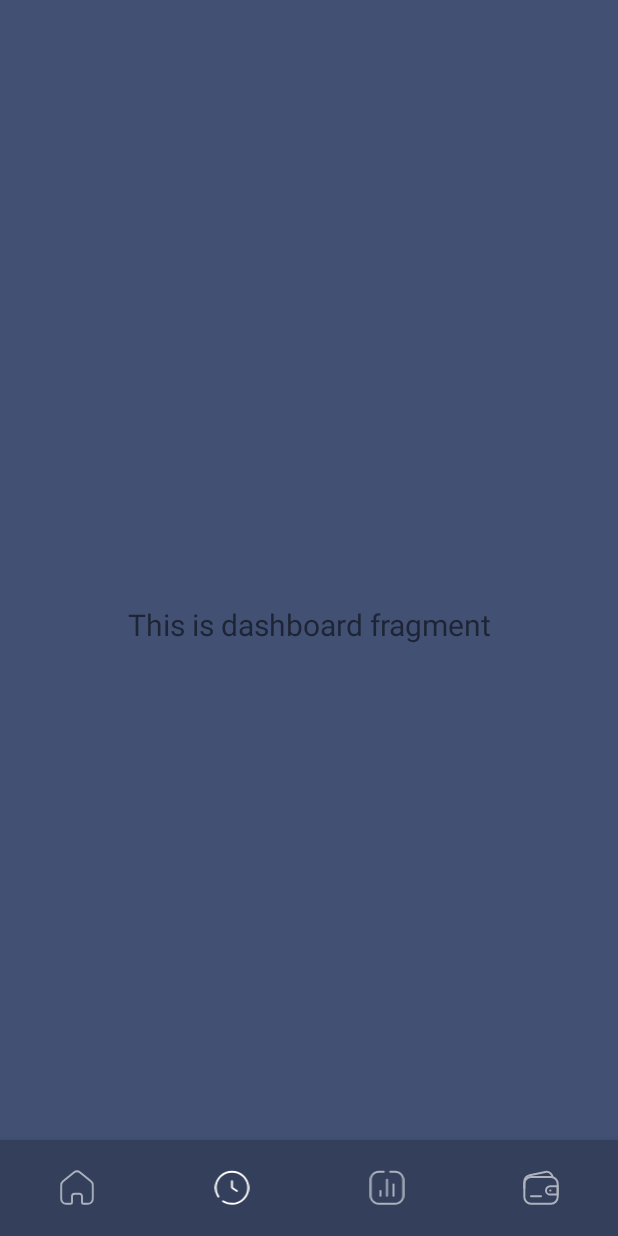
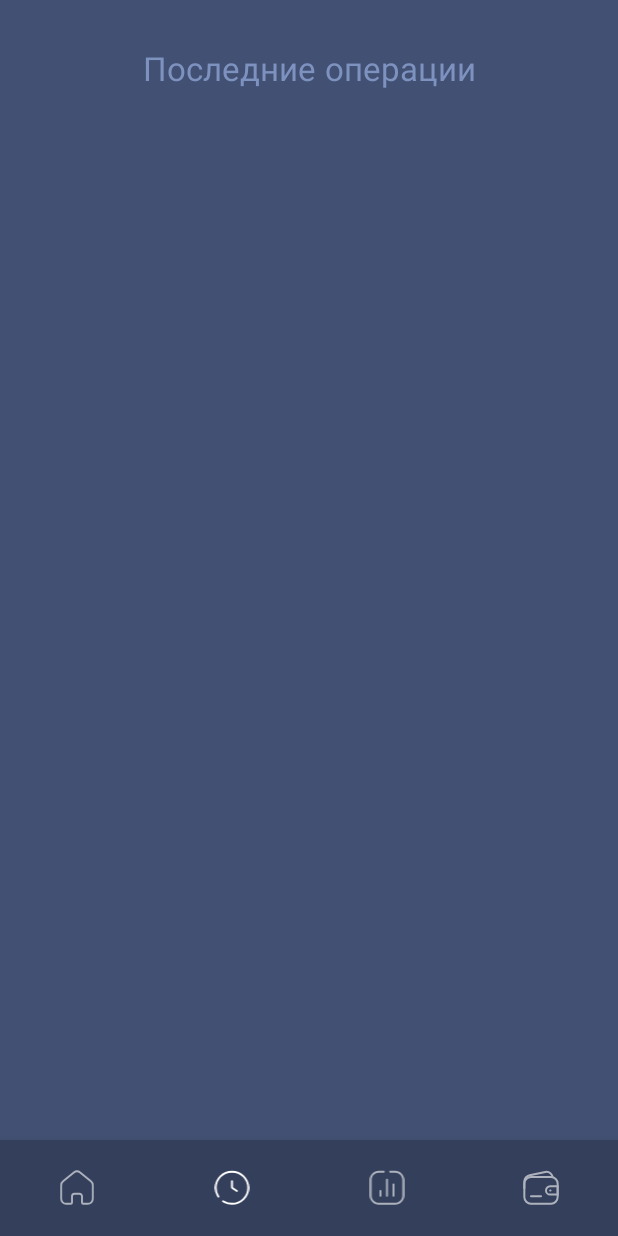
Before and after one commit to denminkevich/MyMoneyAndroid, an Android app: the DashboardFragment screen opened through its navigation route, on a phone screen of 412 x 824 dp. Run offline under Robolectric (Android 15) with nearby library versions, the phone set to English and light mode, and no system bars; our stand-ins replace navigation-ui.

Commit message:
operation fragment is ready

```diff
--- /dev/null
+++ b/app/src/main/java/com/example/mymoney/ListAdapter.java
@@ -0,0 +1,81 @@
+package com.example.mymoney;
+
+import android.annotation.SuppressLint;
+import android.content.Context;
+import android.os.Build;
+import android.view.LayoutInflater;
+import android.view.View;
+import android.view.ViewGroup;
+import android.widget.ArrayAdapter;
+import android.widget.ImageButton;
+import android.widget.ImageView;
+import android.widget.TextView;
+
+import androidx.annotation.RequiresApi;
+import androidx.constraintlayout.widget.ConstraintLayout;
+
+import java.text.SimpleDateFormat;
+import java.time.LocalDate;
+import java.time.format.DateTimeFormatter;
+import java.util.ArrayList;
+import java.util.Collection;
+import java.util.Collections;
+
+public class ListAdapter extends ArrayAdapter<OperatesGroup> {
+
+    private LayoutInflater inflater;
+    private int layout;
+    private ArrayList<OperatesGroup> operList;
+
+    public ListAdapter(Context context, int resource, ArrayList<OperatesGroup> operates) {
+        super(context, resource, operates);
+        Collections.reverse(operates);
+        this.operList = operates;
+        this.layout = resource;
+        this.inflater = LayoutInflater.from(context);
+    }
+    @RequiresApi(api = Build.VERSION_CODES.O)
+    @SuppressLint("ResourceAsColor")
+    public View getView(int position, View convertView, ViewGroup parent) {
+        final ViewHolder viewHolder;
+        if(convertView==null){
+            convertView = inflater.inflate(this.layout, parent, false);
+            viewHolder = new ViewHolder(convertView);
+            convertView.setTag(viewHolder);
+        }
+        else{
+            viewHolder = (ViewHolder) convertView.getTag();
+        }
+
+        final OperatesGroup operates = operList.get(position);
+
+        LocalDate date = operates.getDate();
+        DateTimeFormatter formatter = DateTimeFormatter.ofPattern("dd-MM-yyyy");
+        String stringDate = date.format(formatter);
+
+        if (operates.getCount() > 0) {
+            viewHolder.countView.setTextColor(getContext().getResources().getColor(R.color.lightBlue));
+            viewHolder.countView.setText("+" + String.valueOf(operates.getCount()) + " Br");
+        } else {
+            viewHolder.countView.setText(String.valueOf(operates.getCount()) + " Br");
+        }
+
+        viewHolder.nameView.setText(operates.getOperName());
+        viewHolder.dateView.setText(stringDate);
+        viewHolder.imageRecView.setImageResource(operates.getImg());
+
+        return convertView;
+    }
+
+    private class ViewHolder {
+        final TextView nameView, dateView, countView;
+        final ImageView imageRecView;
+
+        ViewHolder(View view){
+            dateView = (TextView) view.findViewById(R.id.operDate);
+            nameView = (TextView) view.findViewById(R.id.operName);
+            countView = (TextView) view.findViewById(R.id.operCount);
+            imageRecView = (ImageView) view.findViewById(R.id.operImg);
+        }
+    }
+}
--- a/app/src/main/java/com/example/mymoney/MainActivity.java
+++ b/app/src/main/java/com/example/mymoney/MainActivity.java
@@ -21,16 +21,21 @@ import androidx.navigation.ui.AppBarConfiguration;
 import androidx.navigation.ui.NavigationUI;
 
 import java.util.ArrayList;
+import java.util.Date;
 
 public class MainActivity extends AppCompatActivity {
 
     ArrayList<ExpensesGroup> expenseGroup = new ArrayList<>();
     ArrayList<IncomesGroup> incomesGroup = new ArrayList<>();
+    ArrayList<OperatesGroup> operGroup = new ArrayList<>();
     public ArrayList<ExpensesGroup> getExpList(){
         return expenseGroup;
     }
     public ArrayList<IncomesGroup> getIncList(){
         return incomesGroup;
+    }
+    public ArrayList<OperatesGroup> getOperList(){
+        return operGroup;
     }
 
     @Override
@@ -50,7 +55,6 @@ public class MainActivity extends AppCompatActivity {
         NavigationUI.setupActionBarWithNavController(this, navController, appBarConfiguration);
         NavigationUI.setupWithNavController(navView, navController);
 
-
     }
 
 //    }
--- a/app/src/main/java/com/example/mymoney/ui/dashboard/DashboardFragment.java
+++ b/app/src/main/java/com/example/mymoney/ui/dashboard/DashboardFragment.java
@@ -1,9 +1,11 @@
 package com.example.mymoney.ui.dashboard;
 
+import android.content.Context;
 import android.os.Bundle;
 import android.view.LayoutInflater;
 import android.view.View;
 import android.view.ViewGroup;
+import android.widget.ListView;
 import android.widget.TextView;
 
 import androidx.annotation.NonNull;
@@ -12,24 +14,37 @@ import androidx.fragment.app.Fragment;
 import androidx.lifecycle.Observer;
 import androidx.lifecycle.ViewModelProvider;
 
+import com.example.mymoney.ExpensesGroup;
+import com.example.mymoney.ListAdapter;
+import com.example.mymoney.MainActivity;
+import com.example.mymoney.OperatesGroup;
 import com.example.mymoney.R;
+
+import java.util.ArrayList;
 
 public class DashboardFragment extends Fragment {
 
     private DashboardViewModel dashboardViewModel;
+    private Context mContext;
+
+    @Override
+    public void onAttach(Context context) {
+        super.onAttach(context);
+        mContext=context;
+    }
 
     public View onCreateView(@NonNull LayoutInflater inflater,
                              ViewGroup container, Bundle savedInstanceState) {
         dashboardViewModel =
                 new ViewModelProvider(this).get(DashboardViewModel.class);
         View root = inflater.inflate(R.layout.fragment_history, container, false);
-        final TextView textView = root.findViewById(R.id.text_dashboard);
-        dashboardViewModel.getText().observe(getViewLifecycleOwner(), new Observer<String>() {
-            @Override
-            public void onChanged(@Nullable String s) {
-                textView.setText(s);
-            }
-        });
+
+        ArrayList<OperatesGroup> operGroup = ((MainActivity) getActivity()).getOperList();
+
+        ListView recipeList = (ListView) root.findViewById(R.id.OperList);
+        ListAdapter adapter = new ListAdapter(mContext, R.layout.list_oper_item, operGroup);
+        recipeList.setAdapter(adapter);
+
         return root;
     }
 }
--- a/app/src/main/java/com/example/mymoney/ui/home/HomeFragment.java
+++ b/app/src/main/java/com/example/mymoney/ui/home/HomeFragment.java
@@ -2,6 +2,7 @@ package com.example.mymoney.ui.home;
 
 import android.annotation.SuppressLint;
 import android.content.Context;
+import android.graphics.Path;
 import android.os.Build;
 import android.os.Bundle;
 import android.view.LayoutInflater;
@@ -28,11 +29,14 @@ import com.example.mymoney.GridAdapter;
 import com.example.mymoney.ExpensesGroup;
 import com.example.mymoney.IncomesGroup;
 import com.example.mymoney.MainActivity;
+import com.example.mymoney.OperatesGroup;
 import com.example.mymoney.R;
 import com.example.mymoney.ui.incomes.IncomesFragment;
 
+import java.time.LocalDate;
 import java.util.ArrayList;
 import java.util.Calendar;
+import java.util.Date;
 
 public class HomeFragment extends Fragment {
     private HomeViewModel homeViewModel;
@@ -40,6 +44,7 @@ public class HomeFragment extends Fragment {
     public String currentExp = "";
     protected double allExp = 0;
     protected double allInc = 0;
+    public ExpensesGroup curExp;
 
     @Override
     public void onAttach(Context context) {
@@ -66,6 +71,7 @@ public class HomeFragment extends Fragment {
         monthText.setText(month);
         yearText.setText(Integer.toString(year));
 
+        ArrayList<OperatesGroup> operGroup = ((MainActivity) getActivity()).getOperList();
         ArrayList<IncomesGroup> incGroup = ((MainActivity) getActivity()).getIncList();
         ArrayList<ExpensesGroup> expGroup = ((MainActivity) getActivity()).getExpList();
         TextView expenses = (TextView) root.findViewById(R.id.expenses);
@@ -112,6 +118,7 @@ public class HomeFragment extends Fragment {
         LinearLayout floatingWindow = (LinearLayout) root.findViewById(R.id.floatWindow);
         View emptyView = (View) root.findViewById(R.id.emptyView);
         myGrid.setAdapter(new GridAdapter(mContext, expGroup));
+        LocalDate date = LocalDate.now();
 
         // When the user clicks on the GridItem
         myGrid.setOnItemClickListener(new AdapterView.OnItemClickListener() {
@@ -125,6 +132,7 @@ public class HomeFragment extends Fragment {
                 textOfGroup.setText(ExpGroup.getName());
                 myGrid.setVisibility(View.GONE);
                 currentExp = "";
+                curExp = ExpGroup;
             }
         });
 
@@ -258,6 +266,9 @@ public class HomeFragment extends Fragment {
         checkExp.setOnClickListener(new View.OnClickListener() {
             @Override
             public void onClick(View view) {
+                if (currentExp.equals("")) {
+                    return;
+                }
                 for (int i = 0; i < expGroup.size(); i++) {
                     if (textOfGroup.getText() == expGroup.get(i).getName()) {
                         expGroup.get(i).setExpCount(expGroup.get(i).getCount() + Double.parseDouble(currentExp));
@@ -269,6 +280,7 @@ public class HomeFragment extends Fragment {
                         .replace(R.id.nav_host_fragment, nextFrag, "findThisFragment")
                         .addToBackStack(null)
                         .commit();
+                operGroup.add(new OperatesGroup(curExp.getName(), date, curExp.getImg(), Double.parseDouble("-" + currentExp)));
             }
         });
 
--- a/app/src/main/res/layout/fragment_history.xml
+++ b/app/src/main/res/layout/fragment_history.xml
@@ -8,16 +8,29 @@
     android:background="@color/mainBlue">
 
     <TextView
-        android:id="@+id/text_dashboard"
-        android:layout_width="match_parent"
+        android:id="@+id/lastOperText"
+        android:layout_width="wrap_content"
         android:layout_height="wrap_content"
-        android:layout_marginStart="8dp"
-        android:layout_marginTop="8dp"
-        android:layout_marginEnd="8dp"
+        android:layout_marginTop="30dp"
+        android:layout_marginBottom="0dp"
         android:textAlignment="center"
-        android:textSize="20sp"
+        android:fontFamily="@font/open_sans"
+        android:textSize="22sp"
+        android:text="@string/LastOper"
+        android:textColor="@color/lightBlue"
+        app:layout_constraintStart_toStartOf="parent"
+        app:layout_constraintEnd_toEndOf="parent"
+        app:layout_constraintTop_toTopOf="parent" />
+    <ListView
+        android:id="@+id/OperList"
+        android:layout_width="0dp"
+        android:layout_height="0dp"
+        android:layout_marginLeft="15dp"
+        android:layout_marginRight="15dp"
+        android:layout_marginTop="20dp"
         app:layout_constraintBottom_toBottomOf="parent"
-        app:layout_constraintEnd_toEndOf="parent"
-        app:layout_constraintStart_toStartOf="parent"
-        app:layout_constraintTop_toTopOf="parent" />
+        app:layout_constraintLeft_toLeftOf="parent"
+        app:layout_constraintRight_toRightOf="parent"
+        app:layout_constraintTop_toBottomOf="@id/lastOperText"
+        android:scrollbars="none"/>
 </androidx.constraintlayout.widget.ConstraintLayout>
--- a/app/src/main/res/values/strings.xml
+++ b/app/src/main/res/values/strings.xml
@@ -19,4 +19,5 @@
     <string name="Freelance">Фриланс</string>
     <string name="Sells">Продажи</string>
     <string name="Rents">Аренда</string>
+    <string name="LastOper">Последние операции</string>
 </resources>
```
Also changed, not shown: app/src/main/java/com/example/mymoney/OperatesGroup.java (+5 -4 lines), app/src/main/java/com/example/mymoney/ui/incomes/IncomesFragment.java (+13 -1 lines), app/src/main/res/layout/list_oper_item.xml (added, +56 -0 lines).
